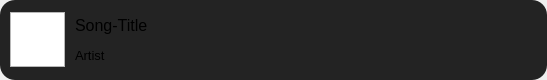
Before: the Qt Designer form src/frontend/librarysong.ui in MilanJzo/eda-mp3, drawn with Qt 5.
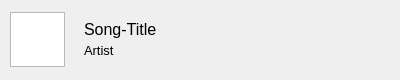
After: the same form once the commit is applied. Icons and pictures are not drawn.

What changed in the file:
```diff
--- a/src/frontend/librarysong.ui
+++ b/src/frontend/librarysong.ui
@@ -6,10 +6,16 @@
    <rect>
     <x>0</x>
     <y>0</y>
-    <width>547</width>
+    <width>400</width>
     <height>80</height>
    </rect>
   </property>
+  <property name="maximumSize">
+   <size>
+    <width>16777215</width>
+    <height>16777215</height>
+   </size>
+  </property>
   <property name="font">
    <font>
     <pointsize>10</pointsize>
@@ -51,7 +57,10 @@
      <property name="styleSheet">
       <string notr="true">#content {
 	border-radius: 15px;
-	background-color: rgb(35, 35, 35);
+}
+
+#content:hover {
+	background-color: rgb(53, 53, 53);
 }
 
 QPushButton {
@@ -62,8 +71,6 @@
 
 	border: none;
 	border-radius: 15px;
-
-	background-color: rgb(35, 35, 35);
 }
 
 QPushButton:hover {
@@ -103,6 +110,7 @@
        </widget>
       </item>
       <item>
+       <widget class="QWidget" name="meta" native="true">
        <layout class="QVBoxLayout" name="metaLayout">
         <property name="spacing">
          <number>0</number>
@@ -127,6 +135,7 @@
          </widget>
         </item>
        </layout>
+       </widget>
       </item>
       <item>
        <widget class="QWidget" name="buttons" native="true">
```
Lines whose indentation alone changed are shown as unchanged.
